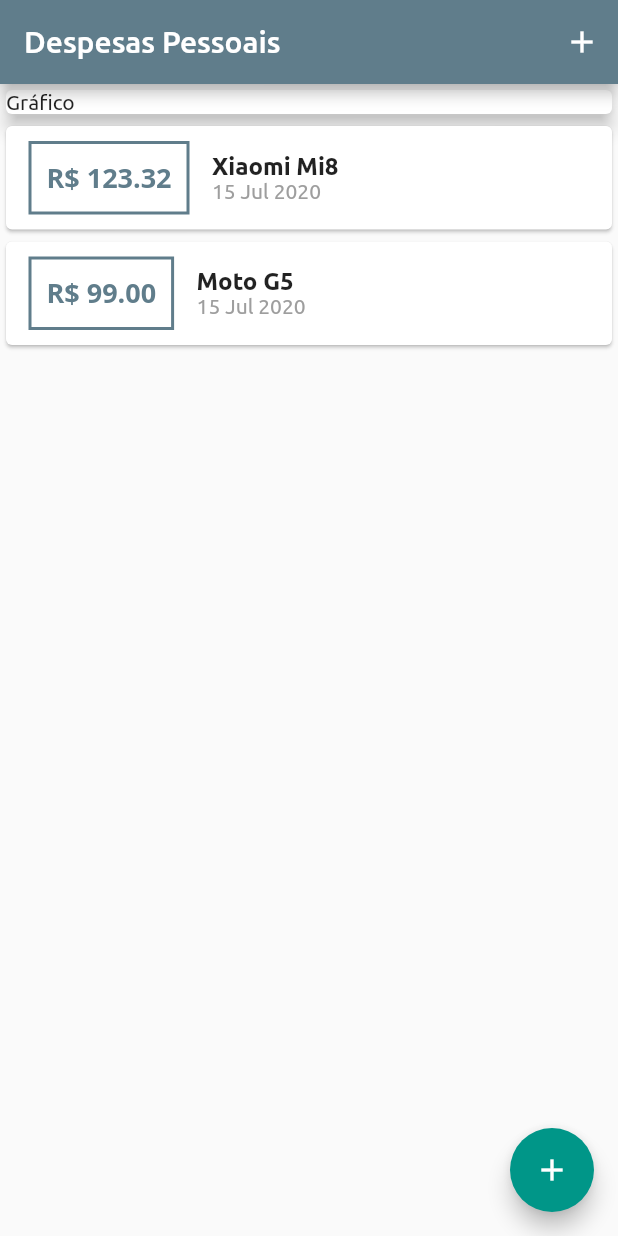
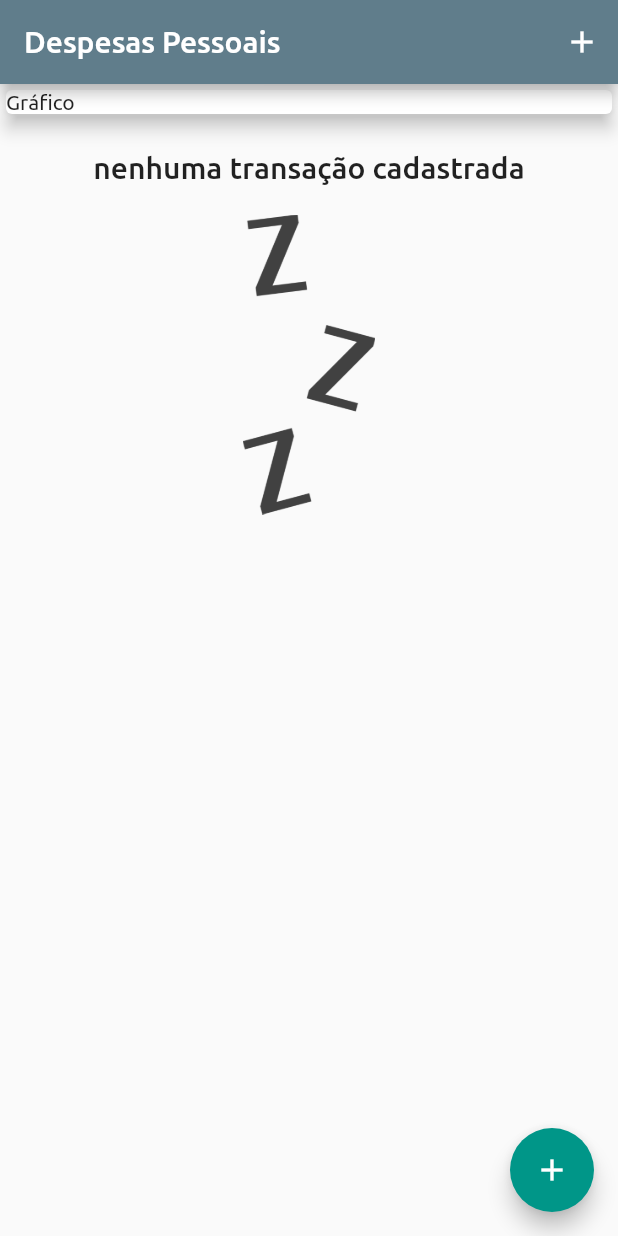
Before and after one commit to leandromt/expenses, a Flutter app: the screen it shows after launch, on a phone screen of 412 x 824 dp. Run offline on Flutter 3.47's test engine with Material 2 defaults, Android fonts, the phone set to English and light mode, and no system bars; project files that could hold a hidden picture were left out.

Commit message:
Add Backgroud

```diff
--- a/lib/components/transaction_list.dart
+++ b/lib/components/transaction_list.dart
@@ -11,7 +11,25 @@ class TransactionList extends StatelessWidget {
   Widget build(BuildContext context) {
     return Container(
       height: 300,
-      child: ListView.builder(
+      child: transactions.isEmpty
+          ? Column(
+              children: <Widget>[
+                SizedBox(height: 20),
+                Text(
+                  'nenhuma transação cadastrada',
+                  style: Theme.of(context).textTheme.headline6,
+                ),
+                SizedBox(height: 20),
+                Container(
+                  height: 200,
+                  child: Image.asset(
+                    'assets/images/waiting.png',
+                    fit: BoxFit.cover,
+                  ),
+                ),
+              ],
+            )
+          : ListView.builder(
               itemCount: transactions.length,
               itemBuilder: (ctx, index) {
                 final e = transactions[index];
@@ -29,7 +47,8 @@ class TransactionList extends StatelessWidget {
                               // color: Colors.purple
                               ),
                         ),
-                  margin: EdgeInsets.symmetric(horizontal: 15, vertical: 10),
+                        margin:
+                            EdgeInsets.symmetric(horizontal: 15, vertical: 10),
                         decoration: BoxDecoration(
                           border: Border.all(
                             color: Theme.of(context).primaryColor,
@@ -42,8 +61,8 @@ class TransactionList extends StatelessWidget {
                         children: <Widget>[
                           Text(
                             e.title,
-                      style:
-                          TextStyle(fontWeight: FontWeight.bold, fontSize: 16),
+                            style: TextStyle(
+                                fontWeight: FontWeight.bold, fontSize: 16),
                           ),
                           Text(
                             DateFormat('d MMM y').format(e.date),
--- a/lib/main.dart
+++ b/lib/main.dart
@@ -3,6 +3,8 @@ import 'package:expenses/components/transaction_form.dart';
 import 'package:expenses/components/transaction_list.dart';
 import 'package:expenses/models/transaction.dart';
 import 'package:flutter/material.dart';
+
+import 'models/transaction.dart';
 
 main() => runApp(ExpensesApp());
 
@@ -26,10 +28,19 @@ class MyHomePage extends StatefulWidget {
 }
 
 class _MyHomePageState extends State<MyHomePage> {
-  final _transactions = [
-    Transaction(
-        id: 'T1', title: 'Xiaomi Mi8', value: 123.32, date: DateTime.now()),
-    Transaction(id: 'T2', title: 'Moto G5', value: 99, date: DateTime.now()),
+  final List<Transaction> _transactions = [
+    // Transaction(
+    //   id: 'T1',
+    //   title: 'Xiaomi Mi8',
+    //   value: 123.32,
+    //   date: DateTime.now(),
+    // ),
+    // Transaction(
+    //   id: 'T2',
+    //   title: 'Moto G5',
+    //   value: 99,
+    //   date: DateTime.now(),
+    // ),
   ];
 
   _addTransaction(String title, double value) {
--- a/pubspec.yaml
+++ b/pubspec.yaml
@@ -46,9 +46,8 @@ flutter:
   uses-material-design: true
 
   # To add assets to your application, add an assets section, like this:
-  # assets:
-  #   - images/a_dot_burr.jpeg
-  #   - images/a_dot_ham.jpeg
+  assets:
+    - assets/images/waiting.png
 
   # An image asset can refer to one or more resolution-specific "variants", see
   # https://flutter.dev/assets-and-images/#resolution-aware.
```
Also changed, not shown: assets/images/waiting.png (added). Lines whose indentation alone changed are shown as unchanged.
